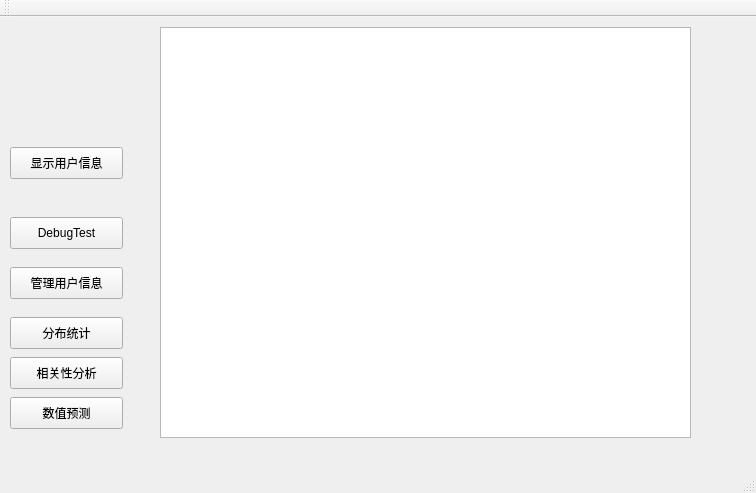
Qt form mainwindow.ui (fl2011sx/app_data_analyzation_db_manage_section) before a commit.
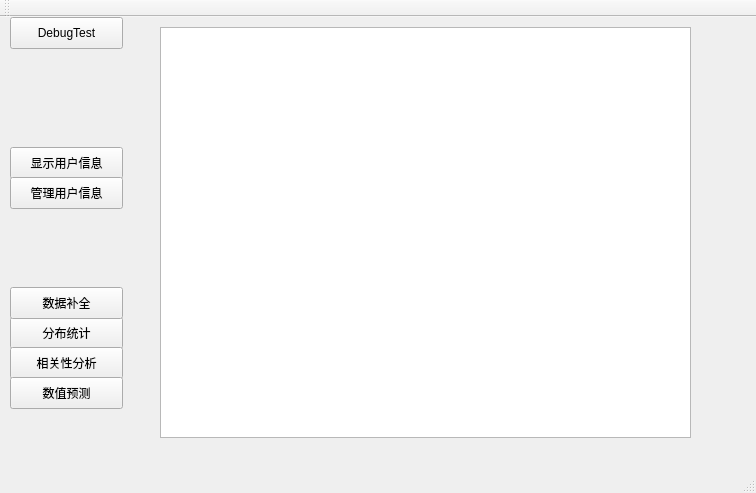
The same form after that commit.

Commit message: 添加数据预测界面

Diff of the .ui file:
```diff
--- a/mainwindow.ui
+++ b/mainwindow.ui
@@ -18,7 +18,7 @@
     <property name="geometry">
      <rect>
       <x>10</x>
-      <y>200</y>
+      <y>0</y>
       <width>113</width>
       <height>32</height>
      </rect>
@@ -63,7 +63,7 @@
     <property name="geometry">
      <rect>
       <x>10</x>
-      <y>250</y>
+      <y>160</y>
       <width>113</width>
       <height>32</height>
      </rect>
@@ -89,7 +89,7 @@
     <property name="geometry">
      <rect>
       <x>10</x>
-      <y>340</y>
+      <y>330</y>
       <width>113</width>
       <height>32</height>
      </rect>
@@ -102,7 +102,7 @@
     <property name="geometry">
      <rect>
       <x>10</x>
-      <y>380</y>
+      <y>360</y>
       <width>113</width>
       <height>32</height>
      </rect>
@@ -111,6 +111,19 @@
      <string>数值预测</string>
     </property>
    </widget>
+   <widget class="QPushButton" name="dataCompleteBtn">
+    <property name="geometry">
+     <rect>
+      <x>10</x>
+      <y>270</y>
+      <width>113</width>
+      <height>32</height>
+     </rect>
+    </property>
+    <property name="text">
+     <string>数据补全</string>
+    </property>
+   </widget>
   </widget>
   <widget class="QMenuBar" name="menuBar">
    <property name="geometry">
```
The commit also changes 10 other files.
